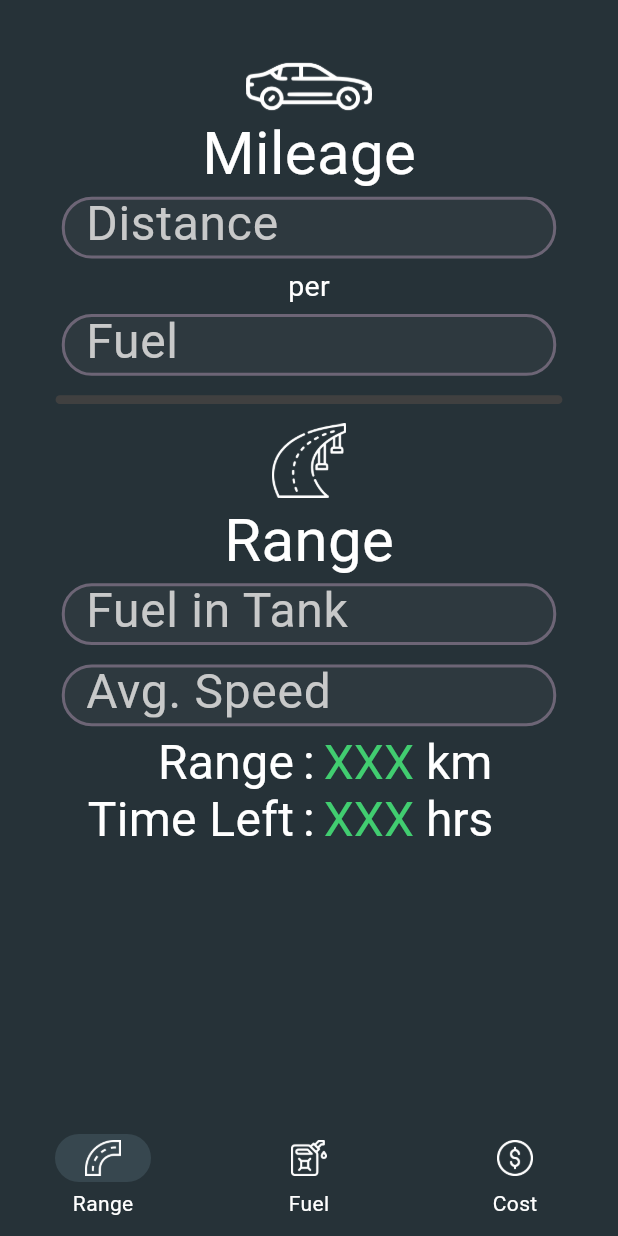
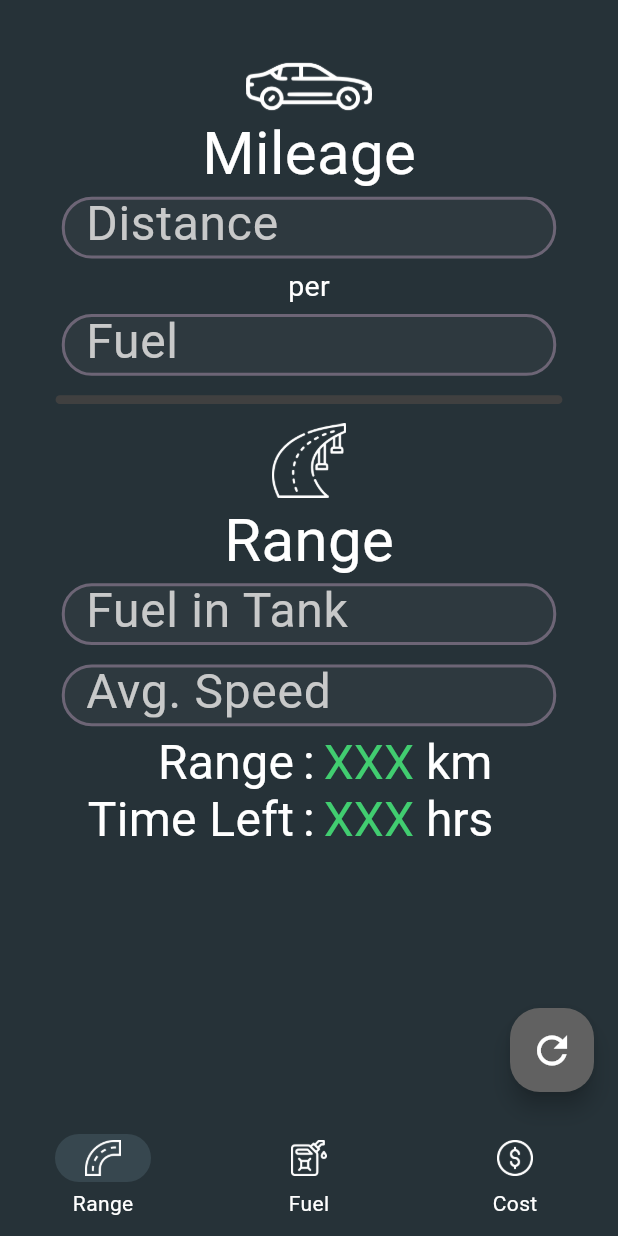
Before and after one commit to GComputeNerd/Fuel-Calc, a Flutter app: the screen it shows after launch, on a phone screen of 412 x 824 dp. Run offline on Flutter 3.47's test engine with Material 3 defaults, Android fonts, the phone set to English and light mode, and no system bars; Roboto replaces fonts that are missing (Iceland).

Commit message:
Added Clear Button

```diff
--- a/lib/main.dart
+++ b/lib/main.dart
@@ -22,21 +22,16 @@ class MyApp extends StatelessWidget {
 
     return MaterialApp(
       home: ChangeNotifierProvider(
-      create: (context) => FuelHandler(),
-      child: const MyHomePage(),
+        create: (context) => FuelHandler(),
+        child: const MyHomePage(),
     ),
     );
   }
 }
 
-class MyHomePage extends StatefulWidget {
+class MyHomePage extends StatelessWidget {
   const MyHomePage({super.key});
 
-  @override
-  State<MyHomePage> createState() => _MyHomePage();
-}
-
-class _MyHomePage extends State<MyHomePage> {
   @override
   Widget build(BuildContext context) {
     var fuelState = context.watch<FuelHandler>();
@@ -55,9 +50,8 @@ class _MyHomePage extends State<MyHomePage> {
           backgroundColor: Color(0xFF263238),
           indicatorColor: Color(0xFF37474F),
           onDestinationSelected: (int index) {
-            setState(() {
-              fuelState.currentMenu = index;
-            });
+            fuelState.currentMenu = index;
+            fuelState.updateHandler();
           },
           selectedIndex: fuelState.currentMenu,
           destinations: const <Widget>[
@@ -131,6 +125,29 @@ class _MyHomePage extends State<MyHomePage> {
           )]
         ),
       ),
+      floatingActionButton: ClearButton(),
     );
   }
 }
+
+class ClearButton extends StatelessWidget {
+  const ClearButton({
+    super.key,
+  });
+
+  @override
+  Widget build(BuildContext context) {
+    return FloatingActionButton(
+      child: Icon(
+        Icons.refresh_outlined,
+        color: Colors.white,
+        size: 30,
+      ),
+      shape: RoundedRectangleBorder(
+        borderRadius: BorderRadius.all(Radius.circular(20))
+      ),
+      backgroundColor: Color(0xFF616161),
+      onPressed: null
+    );
+  }
+}
```
